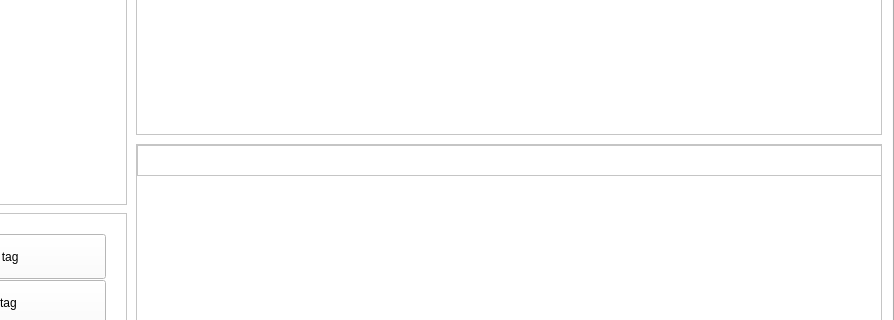
The window that mainwindow.ui (B-Sarah/IHM) describes before a commit, drawn with Qt 5; both pictures show x 146 to 1040 and y 318 to 638 of the 1040 by 720 pixel window.
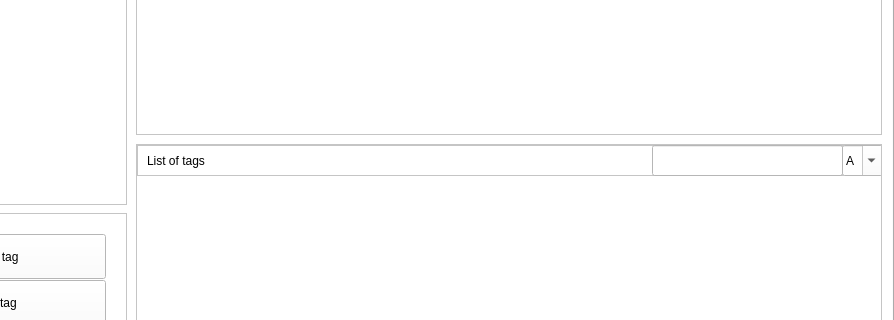
The same window after the commit. Icons and pictures are not drawn.

The edit to the form file:
```diff
--- a/mainwindow.ui
+++ b/mainwindow.ui
@@ -279,6 +279,45 @@
         <property name="frameShadow">
          <enum>QFrame::Raised</enum>
         </property>
+        <widget class="QLabel" name="label">
+         <property name="geometry">
+          <rect>
+           <x>10</x>
+           <y>6</y>
+           <width>81</width>
+           <height>21</height>
+          </rect>
+         </property>
+         <property name="text">
+          <string>&lt;html&gt;&lt;head/&gt;&lt;body&gt;&lt;p&gt;List of  tags&lt;/p&gt;&lt;/body&gt;&lt;/html&gt;</string>
+         </property>
+        </widget>
+        <widget class="QComboBox" name="comboBox">
+         <property name="geometry">
+          <rect>
+           <x>705</x>
+           <y>0</y>
+           <width>41</width>
+           <height>31</height>
+          </rect>
+         </property>
+         <property name="editable">
+          <bool>true</bool>
+         </property>
+         <property name="currentText">
+          <string>A</string>
+         </property>
+        </widget>
+        <widget class="QLineEdit" name="lineEdit_3">
+         <property name="geometry">
+          <rect>
+           <x>515</x>
+           <y>0</y>
+           <width>191</width>
+           <height>31</height>
+          </rect>
+         </property>
+        </widget>
        </widget>
       </widget>
      </widget>
```
